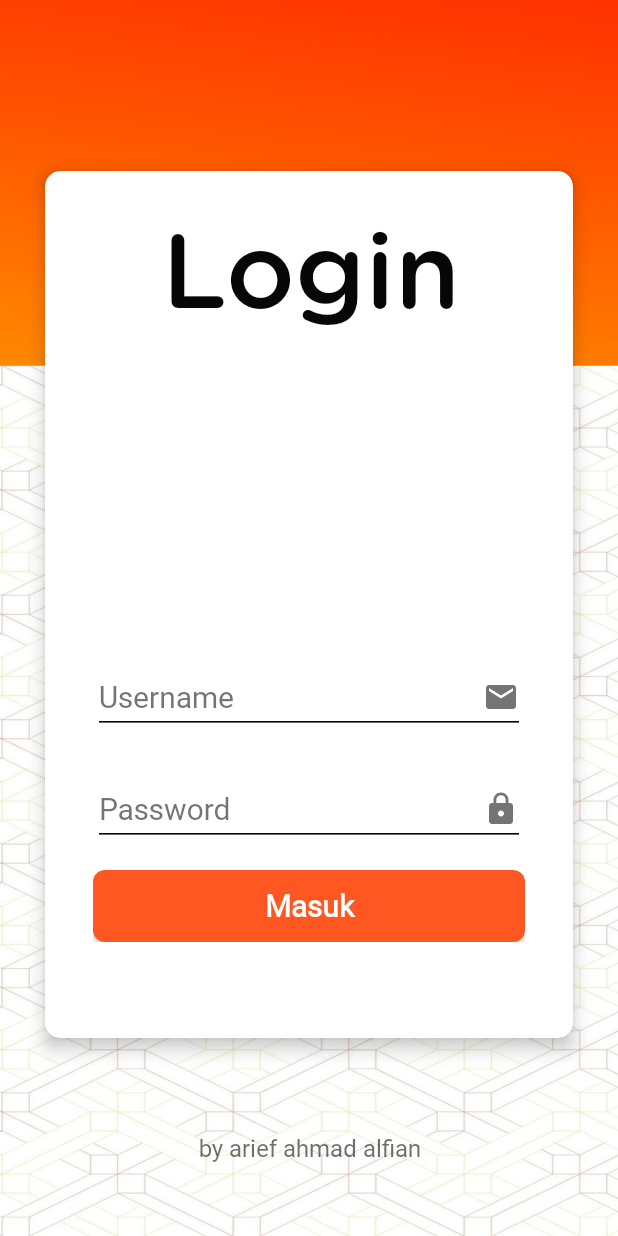
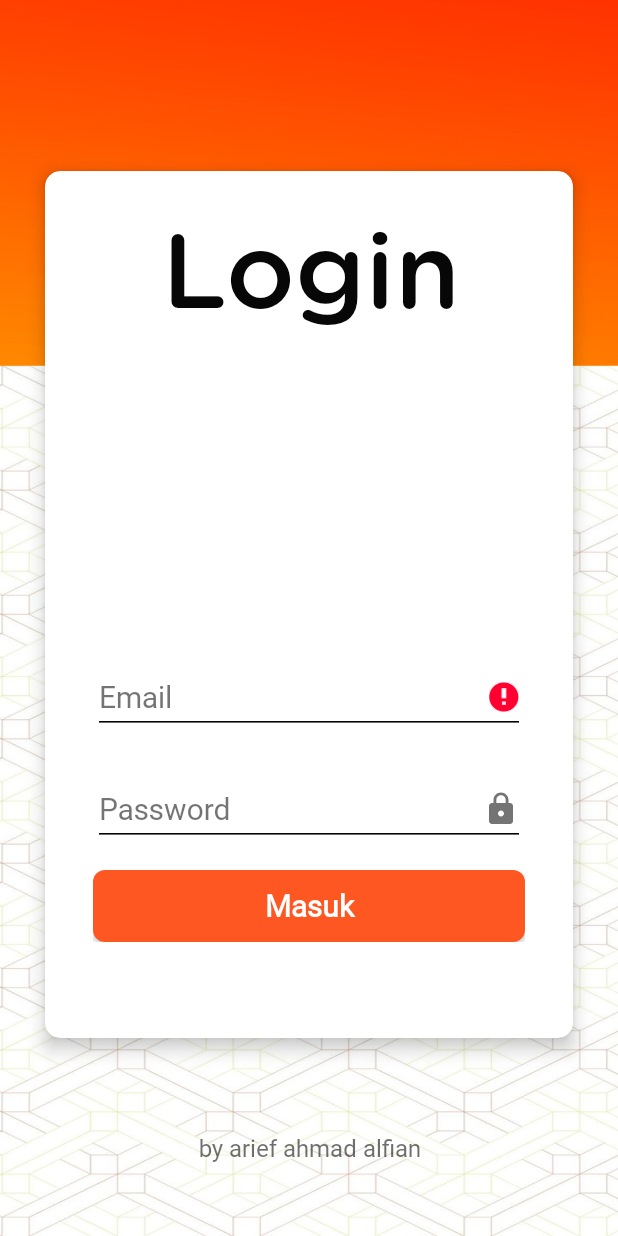
Before and after one commit to arifahmadalfian/tugas_akhir, an Android app: the LoginActivity screen opened directly, with no data from a screen before it, after a tap on "Masuk", on a phone screen of 412 x 824 dp. Run offline under Robolectric (Android 15) with nearby library versions, the phone set to English and light mode, and no system bars; our stand-ins replace Firebase (no records; nobody signed in at launch, a user with empty details on screens opened directly); Roboto replaces fonts that are not available here.

Commit message:
mengupdate pada halaman LoginActivity.kt

```diff
--- a/app/src/main/java/com/arifahmadalfian/rdsmapbox/LoginActivity.kt
+++ b/app/src/main/java/com/arifahmadalfian/rdsmapbox/LoginActivity.kt
@@ -26,15 +26,22 @@ class LoginActivity : AppCompatActivity(){
         setContentView(R.layout.activity_login)
 
         btn_login_login.setOnClickListener {
+            val email = et_login_email.text.toString().trim()
+            val password = et_login_password.text.toString().trim()
+
+            when {
+                email.isEmpty() -> et_login_email.error = "Email tidak boleh kosong"
+                password.isEmpty() -> et_login_password.error = "Password tidak boleh kosong"
+                else -> loginToFirebase()
+            }
             //loading di jalankan
-            toProgresDialog()
+            //toProgresDialog()
 
-            loginToFirebase()
             //loading di hentikan
-            progresDialog?.dismiss()
+           // progresDialog?.dismiss()
         }
     }
-
+/*
     private fun toProgresDialog() {
         @Suppress("DEPRECATION")
         progresDialog = ProgressDialog(this)
@@ -44,6 +51,8 @@ class LoginActivity : AppCompatActivity(){
             android.R.color.transparent
         )
     }
+
+ */
 
     private fun loginToFirebase() {
 
@@ -58,6 +67,9 @@ class LoginActivity : AppCompatActivity(){
                     Toast.makeText(this@LoginActivity,"Username dan Password Salah",Toast.LENGTH_SHORT).show()
                 }
             }
+            .addOnFailureListener{
+                Toast.makeText(this@LoginActivity,"Tidak terhubung internet",Toast.LENGTH_SHORT).show()
+            }
     }
 
 
--- a/app/src/main/res/values/strings.xml
+++ b/app/src/main/res/values/strings.xml
@@ -28,7 +28,7 @@
     <string name="by">by arief ahmad alfian</string>
     <string name="masuk">Masuk</string>
     <string name="password">Password</string>
-    <string name="username">Username</string>
+    <string name="username">Email</string>
     <string name="loading" tools:ignore="TypographyEllipsis">Loading...</string>
     <string name="versi_1_0">Versi 1.0</string>
     <string name="tentang_aplikasi">Aplikasi ini dibuat untuk memenuhi salah satu syarat kelulusan
```
